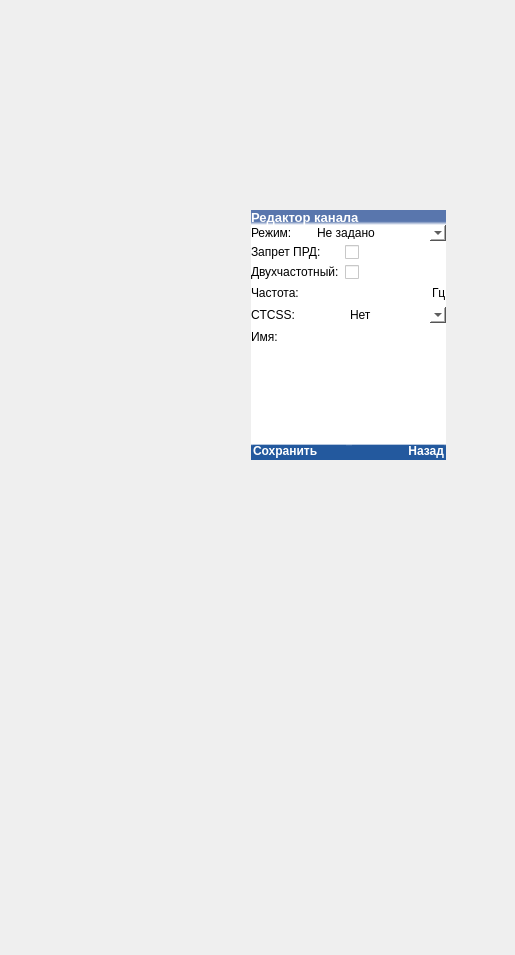
Before: the Qt Designer form mainwindow.ui in COOLIRON2311/azart-p, drawn with Qt 5.
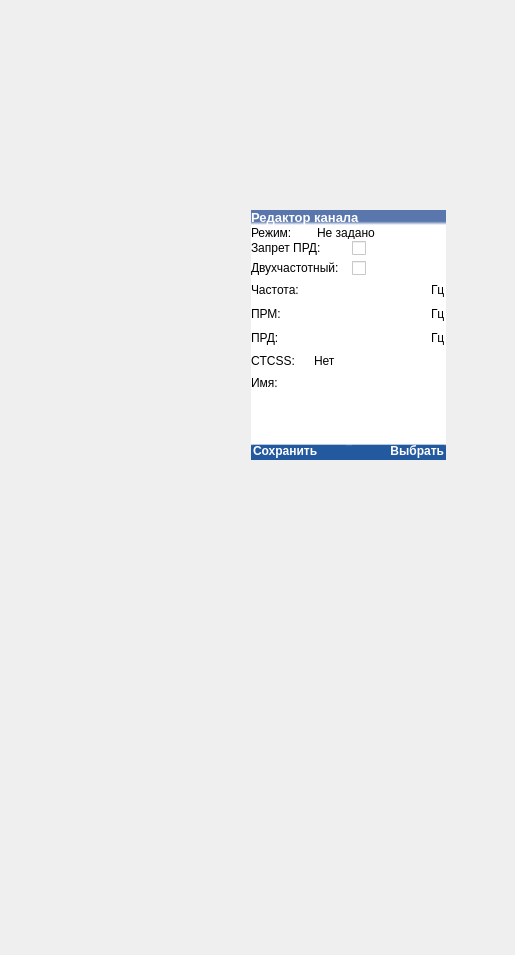
After: the same form once the commit is applied. The open tabs and pages were chosen to show the change. Icons and pictures are not drawn.

Commit message: tuned arrows up and down in channel_editor_screen. Added blue borders for a current field

The edit to the form file:
```diff
--- a/mainwindow.ui
+++ b/mainwindow.ui
@@ -22,6 +22,10 @@
   <property name="autoFillBackground">
    <bool>false</bool>
   </property>
+  <property name="styleSheet">
+   <string notr="true">QComboBox::drop-down {border-width: 0px;} 
+QComboBox::down-arrow {image: url(noimg); border-width: 0px;}</string>
+  </property>
   <widget class="QWidget" name="centralWidget">
    <property name="sizePolicy">
     <sizepolicy hsizetype="Expanding" vsizetype="Expanding">
@@ -38,24 +42,15 @@
    <property name="styleSheet">
     <string notr="true">border: 0</string>
    </property>
-   <layout class="QVBoxLayout" name="verticalLayout_20">
-    <property name="spacing">
-     <number>0</number>
-    </property>
-    <property name="leftMargin">
-     <number>0</number>
-    </property>
-    <property name="topMargin">
-     <number>0</number>
-    </property>
-    <property name="rightMargin">
-     <number>0</number>
-    </property>
-    <property name="bottomMargin">
-     <number>0</number>
-    </property>
-    <item>
      <widget class="QWidget" name="horizontalWidget" native="true">
+    <property name="geometry">
+     <rect>
+      <x>0</x>
+      <y>0</y>
+      <width>515</width>
+      <height>955</height>
+     </rect>
+    </property>
       <property name="sizePolicy">
        <sizepolicy hsizetype="Preferred" vsizetype="Preferred">
         <horstretch>0</horstretch>
@@ -1080,6 +1075,9 @@
                     <property name="currentText">
                      <string>Не задано</string>
                     </property>
+                  <property name="frame">
+                   <bool>false</bool>
+                  </property>
                     <item>
                      <property name="text">
                       <string>Не задано</string>
@@ -1161,15 +1159,18 @@
                   </layout>
                  </widget>
                  <widget class="QWidget" name="CHM25_page">
-                  <layout class="QVBoxLayout" name="verticalLayout_23">
-                   <property name="spacing">
-                    <number>0</number>
-                   </property>
+                <property name="sizePolicy">
+                 <sizepolicy hsizetype="Preferred" vsizetype="Preferred">
+                  <horstretch>0</horstretch>
+                  <verstretch>0</verstretch>
+                 </sizepolicy>
+                </property>
+                <layout class="QVBoxLayout" name="verticalLayout_20">
                    <property name="leftMargin">
                     <number>0</number>
                    </property>
                    <property name="topMargin">
-                    <number>4</number>
+                  <number>0</number>
                    </property>
                    <property name="rightMargin">
                     <number>0</number>
@@ -1178,61 +1179,338 @@
                     <number>0</number>
                    </property>
                    <item>
-                    <layout class="QFormLayout" name="formLayout_5">
-                     <item row="0" column="0">
+                  <layout class="QHBoxLayout" name="horizontalLayout_12">
+                   <property name="spacing">
+                    <number>6</number>
+                   </property>
+                   <item>
                       <widget class="QLabel" name="label_27">
+                     <property name="sizePolicy">
+                      <sizepolicy hsizetype="Preferred" vsizetype="Fixed">
+                       <horstretch>0</horstretch>
+                       <verstretch>0</verstretch>
+                      </sizepolicy>
+                     </property>
                        <property name="text">
                         <string>Запрет ПРД:</string>
                        </property>
                       </widget>
                      </item>
-                     <item row="0" column="1">
+                   <item>
                       <widget class="QCheckBox" name="is_forbidden_prd">
                        <property name="text">
                         <string/>
                        </property>
                       </widget>
                      </item>
-                     <item row="1" column="1">
-                      <widget class="QCheckBox" name="dualfreq">
-                       <property name="text">
-                        <string/>
-                       </property>
-                      </widget>
-                     </item>
-                     <item row="1" column="0">
+                  </layout>
+                 </item>
+                 <item>
+                  <layout class="QHBoxLayout" name="horizontalLayout_13">
+                   <property name="spacing">
+                    <number>6</number>
+                   </property>
+                   <item>
                       <widget class="QLabel" name="label_28">
+                     <property name="sizePolicy">
+                      <sizepolicy hsizetype="Preferred" vsizetype="Fixed">
+                       <horstretch>0</horstretch>
+                       <verstretch>0</verstretch>
+                      </sizepolicy>
+                     </property>
                        <property name="text">
                         <string>Двухчастотный:</string>
                        </property>
                       </widget>
                      </item>
-                     <item row="2" column="0">
+                   <item>
+                    <widget class="QCheckBox" name="dualfreq">
+                     <property name="text">
+                      <string/>
+                     </property>
+                    </widget>
+                   </item>
+                  </layout>
+                 </item>
+                 <item>
+                  <widget class="QWidget" name="widget_4" native="true">
+                   <layout class="QHBoxLayout" name="horizontalLayout_14">
+                    <property name="spacing">
+                     <number>6</number>
+                    </property>
+                    <property name="leftMargin">
+                     <number>0</number>
+                    </property>
+                    <property name="topMargin">
+                     <number>0</number>
+                    </property>
+                    <property name="rightMargin">
+                     <number>0</number>
+                    </property>
+                    <property name="bottomMargin">
+                     <number>0</number>
+                    </property>
+                    <item>
                       <widget class="QLabel" name="label_29">
+                      <property name="sizePolicy">
+                       <sizepolicy hsizetype="Preferred" vsizetype="Fixed">
+                        <horstretch>0</horstretch>
+                        <verstretch>0</verstretch>
+                       </sizepolicy>
+                      </property>
                        <property name="text">
                         <string>Частота:</string>
                        </property>
                       </widget>
                      </item>
-                     <item row="3" column="0">
+                    <item>
+                     <widget class="QWidget" name="channel_freq_full" native="true">
+                      <property name="maximumSize">
+                       <size>
+                        <width>139</width>
+                        <height>16777215</height>
+                       </size>
+                      </property>
+                      <layout class="QHBoxLayout" name="horizontalLayout_4">
+                       <property name="spacing">
+                        <number>0</number>
+                       </property>
+                       <property name="leftMargin">
+                        <number>1</number>
+                       </property>
+                       <property name="topMargin">
+                        <number>1</number>
+                       </property>
+                       <property name="rightMargin">
+                        <number>1</number>
+                       </property>
+                       <property name="bottomMargin">
+                        <number>1</number>
+                       </property>
+                       <item>
+                        <widget class="QLineEdit" name="channel_freq"/>
+                       </item>
+                       <item>
+                        <widget class="QLabel" name="label_32">
+                         <property name="sizePolicy">
+                          <sizepolicy hsizetype="Fixed" vsizetype="Fixed">
+                           <horstretch>0</horstretch>
+                           <verstretch>0</verstretch>
+                          </sizepolicy>
+                         </property>
+                         <property name="text">
+                          <string>Гц</string>
+                         </property>
+                        </widget>
+                       </item>
+                      </layout>
+                     </widget>
+                    </item>
+                   </layout>
+                  </widget>
+                 </item>
+                 <item>
+                  <widget class="QWidget" name="widget_9" native="true">
+                   <layout class="QHBoxLayout" name="horizontalLayout_19">
+                    <property name="spacing">
+                     <number>6</number>
+                    </property>
+                    <property name="leftMargin">
+                     <number>0</number>
+                    </property>
+                    <property name="topMargin">
+                     <number>0</number>
+                    </property>
+                    <property name="rightMargin">
+                     <number>0</number>
+                    </property>
+                    <property name="bottomMargin">
+                     <number>0</number>
+                    </property>
+                    <item>
+                     <widget class="QLabel" name="label_41">
+                      <property name="sizePolicy">
+                       <sizepolicy hsizetype="Preferred" vsizetype="Fixed">
+                        <horstretch>0</horstretch>
+                        <verstretch>0</verstretch>
+                       </sizepolicy>
+                      </property>
+                      <property name="text">
+                       <string>ПРМ:</string>
+                      </property>
+                     </widget>
+                    </item>
+                    <item>
+                     <widget class="QWidget" name="channel_prm_freq_full" native="true">
+                      <property name="maximumSize">
+                       <size>
+                        <width>139</width>
+                        <height>16777215</height>
+                       </size>
+                      </property>
+                      <property name="styleSheet">
+                       <string notr="true"/>
+                      </property>
+                      <layout class="QHBoxLayout" name="horizontalLayout_20">
+                       <property name="spacing">
+                        <number>0</number>
+                       </property>
+                       <property name="leftMargin">
+                        <number>1</number>
+                       </property>
+                       <property name="topMargin">
+                        <number>1</number>
+                       </property>
+                       <property name="rightMargin">
+                        <number>1</number>
+                       </property>
+                       <property name="bottomMargin">
+                        <number>1</number>
+                       </property>
+                       <item>
+                        <widget class="QLineEdit" name="channel_prm_freq">
+                         <property name="frame">
+                          <bool>false</bool>
+                         </property>
+                        </widget>
+                       </item>
+                       <item>
+                        <widget class="QLabel" name="label_42">
+                         <property name="sizePolicy">
+                          <sizepolicy hsizetype="Fixed" vsizetype="Fixed">
+                           <horstretch>0</horstretch>
+                           <verstretch>0</verstretch>
+                          </sizepolicy>
+                         </property>
+                         <property name="text">
+                          <string>Гц</string>
+                         </property>
+                        </widget>
+                       </item>
+                      </layout>
+                     </widget>
+                    </item>
+                   </layout>
+                  </widget>
+                 </item>
+                 <item>
+                  <widget class="QWidget" name="widget_6" native="true">
+                   <layout class="QHBoxLayout" name="horizontalLayout_17">
+                    <property name="spacing">
+                     <number>6</number>
+                    </property>
+                    <property name="leftMargin">
+                     <number>0</number>
+                    </property>
+                    <property name="topMargin">
+                     <number>0</number>
+                    </property>
+                    <property name="rightMargin">
+                     <number>0</number>
+                    </property>
+                    <property name="bottomMargin">
+                     <number>0</number>
+                    </property>
+                    <item>
+                     <widget class="QLabel" name="label_38">
+                      <property name="sizePolicy">
+                       <sizepolicy hsizetype="Preferred" vsizetype="Fixed">
+                        <horstretch>0</horstretch>
+                        <verstretch>0</verstretch>
+                       </sizepolicy>
+                      </property>
+                      <property name="text">
+                       <string>ПРД:</string>
+                      </property>
+                     </widget>
+                    </item>
+                    <item>
+                     <widget class="QWidget" name="channel_prd_freq_full" native="true">
+                      <property name="maximumSize">
+                       <size>
+                        <width>139</width>
+                        <height>16777215</height>
+                       </size>
+                      </property>
+                      <layout class="QHBoxLayout" name="horizontalLayout_18">
+                       <property name="spacing">
+                        <number>0</number>
+                       </property>
+                       <property name="leftMargin">
+                        <number>1</number>
+                       </property>
+                       <property name="topMargin">
+                        <number>1</number>
+                       </property>
+                       <property name="rightMargin">
+                        <number>1</number>
+                       </property>
+                       <property name="bottomMargin">
+                        <number>1</number>
+                       </property>
+                       <item>
+                        <widget class="QLineEdit" name="channel_prd_freq"/>
+                       </item>
+                       <item>
+                        <widget class="QLabel" name="label_39">
+                         <property name="sizePolicy">
+                          <sizepolicy hsizetype="Fixed" vsizetype="Fixed">
+                           <horstretch>0</horstretch>
+                           <verstretch>0</verstretch>
+                          </sizepolicy>
+                         </property>
+                         <property name="text">
+                          <string>Гц</string>
+                         </property>
+                        </widget>
+                       </item>
+                      </layout>
+                     </widget>
+                    </item>
+                   </layout>
+                  </widget>
+                 </item>
+                 <item>
+                  <layout class="QHBoxLayout" name="horizontalLayout_15">
+                   <property name="spacing">
+                    <number>6</number>
+                   </property>
+                   <item>
                       <widget class="QLabel" name="label_30">
+                     <property name="sizePolicy">
+                      <sizepolicy hsizetype="Preferred" vsizetype="Fixed">
+                       <horstretch>0</horstretch>
+                       <verstretch>0</verstretch>
+                      </sizepolicy>
+                     </property>
                        <property name="text">
                         <string>CTCSS:</string>
                        </property>
                       </widget>
                      </item>
-                     <item row="4" column="0">
-                      <widget class="QLabel" name="label_31">
-                       <property name="text">
-                        <string>Имя:</string>
-                       </property>
-                      </widget>
-                     </item>
-                     <item row="4" column="1">
-                      <widget class="QLineEdit" name="channel_name"/>
-                     </item>
-                     <item row="3" column="1">
+                   <item>
                       <widget class="QComboBox" name="ctcss">
+                     <property name="sizePolicy">
+                      <sizepolicy hsizetype="Expanding" vsizetype="Fixed">
+                       <horstretch>0</horstretch>
+                       <verstretch>0</verstretch>
+                      </sizepolicy>
+                     </property>
+                     <property name="maximumSize">
+                      <size>
+                       <width>137</width>
+                       <height>16777215</height>
+                      </size>
+                     </property>
+                     <property name="sizeAdjustPolicy">
+                      <enum>QComboBox::AdjustToContentsOnFirstShow</enum>
+                     </property>
+                     <property name="duplicatesEnabled">
+                      <bool>false</bool>
+                     </property>
+                     <property name="frame">
+                      <bool>false</bool>
+                     </property>
                        <item>
                         <property name="text">
                          <string>Нет</string>
@@ -1250,30 +1528,57 @@
                        </item>
                       </widget>
                      </item>
-                     <item row="2" column="1">
-                      <layout class="QHBoxLayout" name="horizontalLayout_4">
-                       <item>
-                        <widget class="QLineEdit" name="channel_freq"/>
+                  </layout>
                        </item>
                        <item>
-                        <widget class="QLabel" name="label_32">
+                  <layout class="QHBoxLayout" name="horizontalLayout_16">
+                   <property name="spacing">
+                    <number>6</number>
+                   </property>
+                   <item>
+                    <widget class="QLabel" name="label_31">
                          <property name="sizePolicy">
-                          <sizepolicy hsizetype="Fixed" vsizetype="Preferred">
+                      <sizepolicy hsizetype="Preferred" vsizetype="Fixed">
                            <horstretch>0</horstretch>
                            <verstretch>0</verstretch>
                           </sizepolicy>
                          </property>
                          <property name="text">
-                          <string>Гц</string>
+                      <string>Имя:</string>
                          </property>
                         </widget>
                        </item>
-                      </layout>
+                   <item>
+                    <widget class="QLineEdit" name="channel_name">
+                     <property name="sizePolicy">
+                      <sizepolicy hsizetype="Expanding" vsizetype="Fixed">
+                       <horstretch>0</horstretch>
+                       <verstretch>0</verstretch>
+                      </sizepolicy>
+                     </property>
+                     <property name="styleSheet">
+                      <string notr="true"/>
+                     </property>
+                    </widget>
                      </item>
                     </layout>
                    </item>
-                  </layout>
-                 </widget>
+                 <item>
+                  <spacer name="verticalSpacer">
+                   <property name="orientation">
+                    <enum>Qt::Vertical</enum>
+                   </property>
+                   <property name="sizeHint" stdset="0">
+                    <size>
+                     <width>20</width>
+                     <height>36</height>
+                    </size>
+                   </property>
+                  </spacer>
+                 </item>
+                </layout>
+               </widget>
+               <widget class="QWidget" name="page"/>
                 </widget>
                </item>
               </layout>
@@ -1344,7 +1649,7 @@
 text-align:right;</string>
                  </property>
                  <property name="text">
-                  <string>Назад</string>
+                <string>Выбрать</string>
                  </property>
                  <property name="autoDefault">
                   <bool>false</bool>
@@ -3859,8 +4164,6 @@
        </widget>
       </widget>
      </widget>
-    </item>
-   </layout>
   </widget>
  </widget>
  <layoutdefault spacing="6" margin="11"/>
```
Left out of the diff: 2 changed lines with no effect on the pictures. Lines whose indentation alone changed are shown as unchanged. The commit also changes 2 other files.
